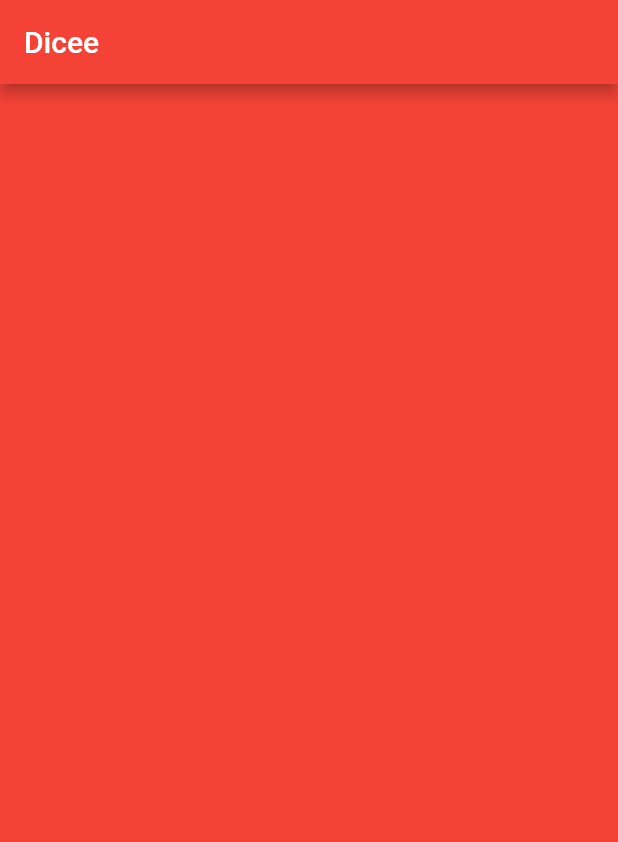
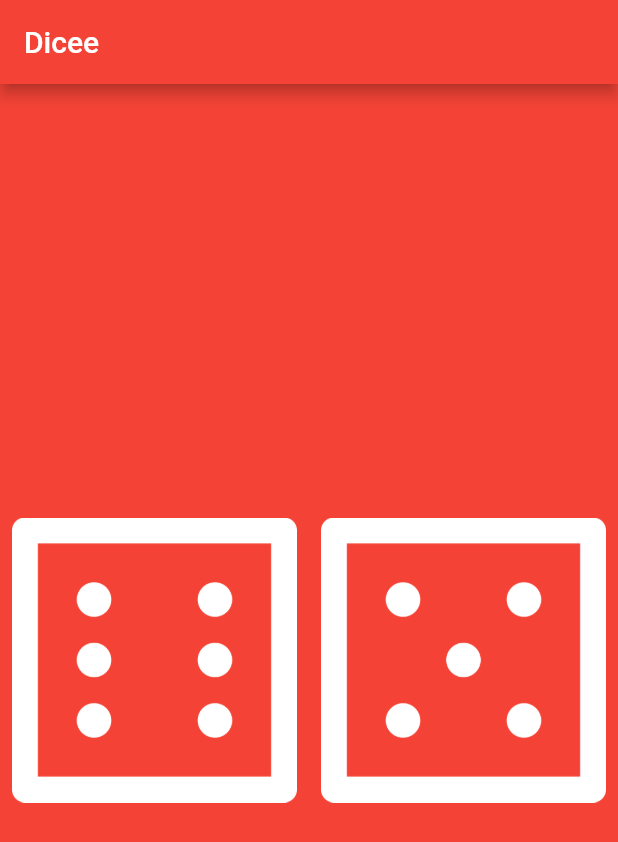
Before and after one commit to ginoliza/flutter_dicee, a Flutter app: the screen it shows after launch, on a phone screen of 412 x 824 dp. Shown: the top 842 px of the screen. Run offline on Flutter 3.47's test engine with Material 2 defaults, Android fonts, the phone set to English and light mode, and no system bars.

Commit message:
dicee finished

```diff
--- a/lib/main.dart
+++ b/lib/main.dart
@@ -1,4 +1,5 @@
 import 'package:flutter/material.dart';
+import 'dart:math';
 
 void main() {
   return runApp(
@@ -16,9 +17,47 @@ void main() {
   );
 }
 
-class DicePage extends StatelessWidget {
+class DicePage extends StatefulWidget {
+  @override
+  State<DicePage> createState() => _DicePageState();
+}
+
+class _DicePageState extends State<DicePage> {
+  int leftDiceNumber = 6;
+  int rightDiceNumber = 5;
+
+  void changeDiceFace() {
+    setState(() {
+      leftDiceNumber = Random().nextInt(6) + 1;
+      rightDiceNumber = Random().nextInt(6) + 1;
+    });
+  }
+
   @override
   Widget build(BuildContext context) {
-    return Container();
+    return Center(
+      child: Row(
+        children: [
+          Expanded(
+            flex: 1,
+            child: TextButton(
+              onPressed: () {
+                changeDiceFace();
+              },
+              child: Image.asset('images/dice$leftDiceNumber.png'),
+            ),
+          ),
+          Expanded(
+            flex: 1,
+            child: TextButton(
+              onPressed: () {
+                changeDiceFace();
+              },
+              child: Image.asset('images/dice$rightDiceNumber.png'),
+            ),
+          ),
+        ],
+      ),
+    );
   }
 }
```
Also changed, not shown: 1 other file.
